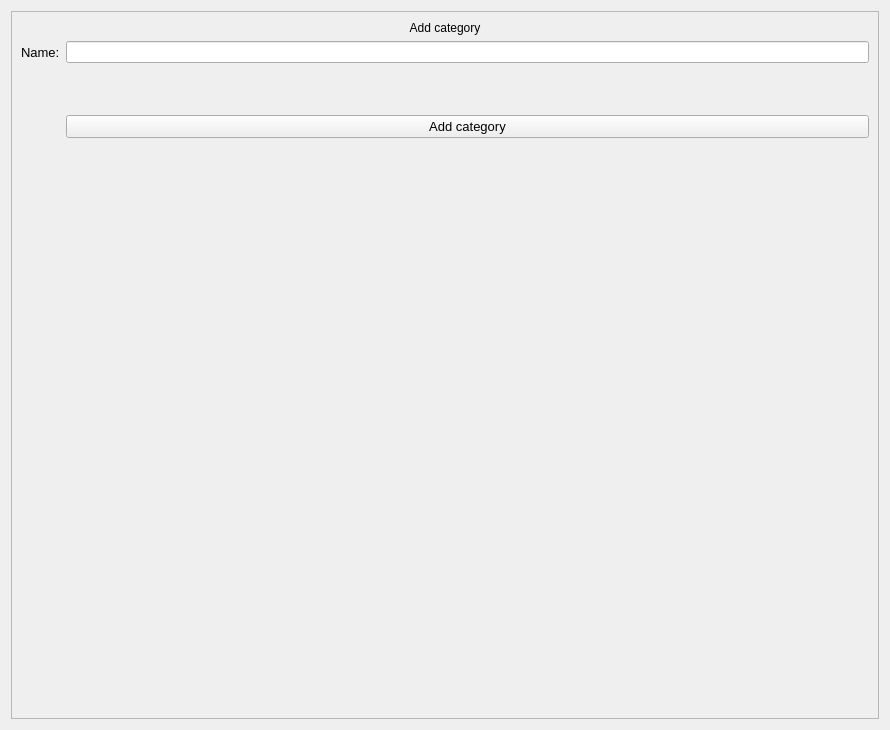
This is assets/XML/addCategory_window.ui in nisaia/P-yQt-ersonal-management-system as Qt 5 draws it before an edit. The edited form follows.
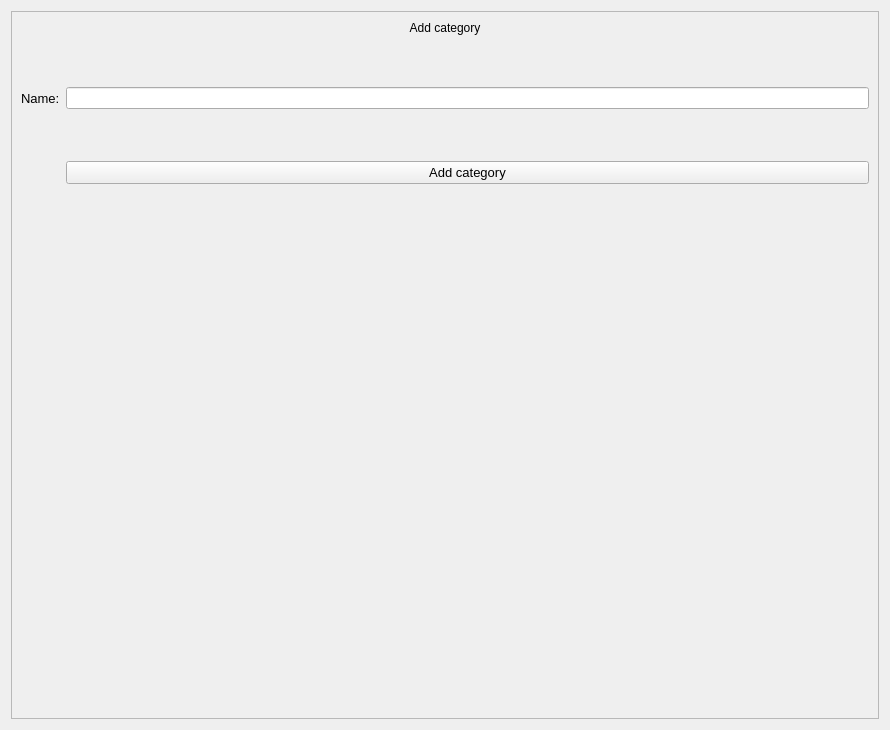
This is the edited form.

Patch:
```diff
--- a/assets/XML/addCategory_window.ui
+++ b/assets/XML/addCategory_window.ui
@@ -33,7 +33,7 @@
       <enum>QFrame::Raised</enum>
      </property>
      <layout class="QFormLayout" name="formLayout">
-      <item row="1" column="0">
+      <item row="2" column="0">
        <widget class="QLabel" name="categoryName_label">
         <property name="font">
          <font>
@@ -47,10 +47,10 @@
         </property>
        </widget>
       </item>
-      <item row="1" column="1">
+      <item row="2" column="1">
        <widget class="QLineEdit" name="categoryName_lineEdit"/>
       </item>
-      <item row="3" column="1">
+      <item row="4" column="1">
        <widget class="QPushButton" name="addCategory_button">
         <property name="font">
          <font>
@@ -72,7 +72,23 @@
         </property>
        </widget>
       </item>
-      <item row="2" column="1">
+      <item row="1" column="0" colspan="2">
+       <spacer name="verticalSpacer_2">
+        <property name="orientation">
+         <enum>Qt::Vertical</enum>
+        </property>
+        <property name="sizeType">
+         <enum>QSizePolicy::Preferred</enum>
+        </property>
+        <property name="sizeHint" stdset="0">
+         <size>
+          <width>20</width>
+          <height>40</height>
+         </size>
+        </property>
+       </spacer>
+      </item>
+      <item row="3" column="0" colspan="2">
        <spacer name="verticalSpacer">
         <property name="orientation">
          <enum>Qt::Vertical</enum>
```
